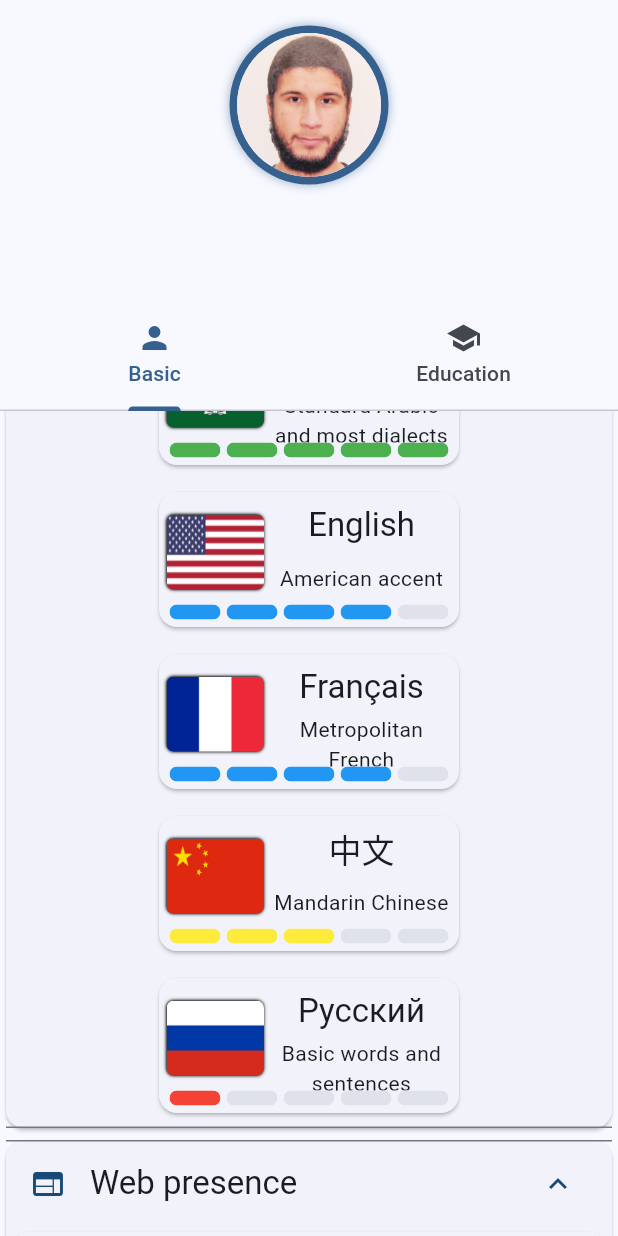
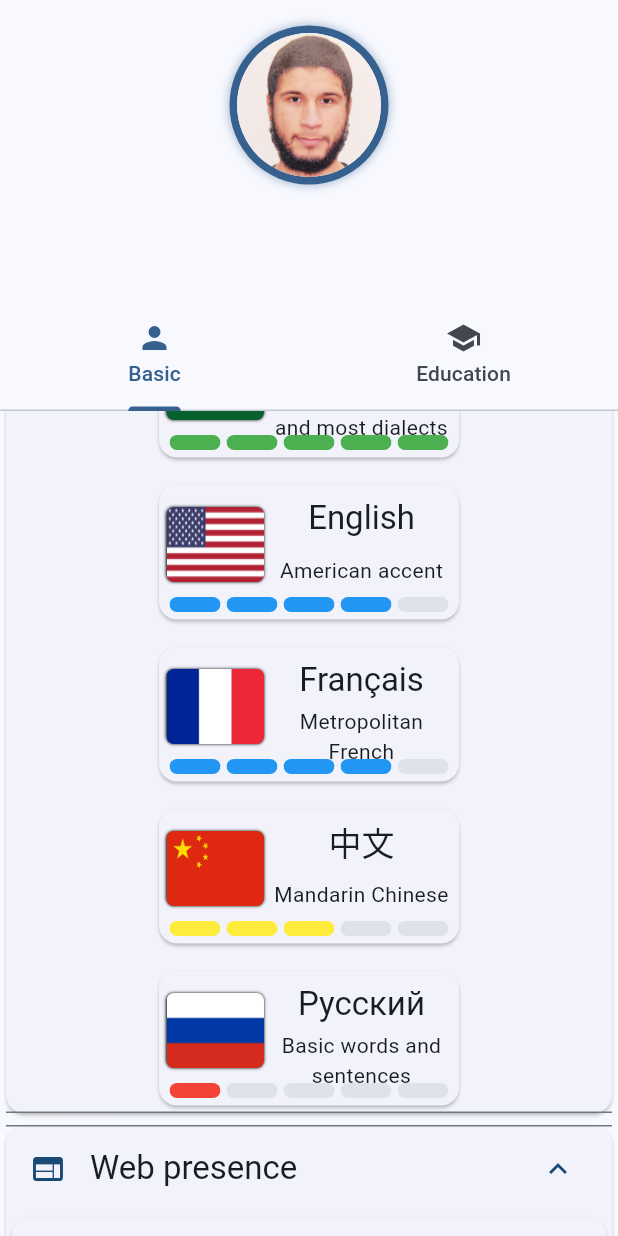
Before and after one commit to Hamza5/InteractiveCV, a Flutter app: the screen it shows after launch, scrolled down 576 dp, on a phone screen of 412 x 824 dp. Run offline on Flutter 3.47's test engine with Material 3 defaults, Android fonts, the phone set to English and light mode, and no system bars; drawn by our look-alikes of step_progress_indicator; our stand-ins replace flutter_map, font_awesome_flutter, latlong2; missing offline and left inert: easy_image_viewer, flutter_map_cancellable_tile_provider.

Commit message:
Remove some unused code.

```diff
--- a/lib/main.dart
+++ b/lib/main.dart
@@ -86,13 +86,10 @@ class MainPage extends StatelessWidget {
           tabs: [for (var i=0; i<tabTitles.length; i++) Tab(text: tabTitles[i], icon: Icon(tabIcons[i]),)],
         ),
       ),
-      body: TabBarView(
+      body: const TabBarView(
         children: [
-          const BasicInfoView(),
-          EducationView(
-            logos: universityLogos.map((e) => Image.asset(e).image).toList(growable: false), specialities: specialities,
-            institutions: universityNames, years: studyYears
-          ),
+          BasicInfoView(),
+          EducationView(),
         ],
       ),
     );
@@ -103,8 +100,7 @@ class BasicInfoItem extends StatelessWidget {
   final IconData icon;
   final String text;
   final Uri? url;
-  final String? trailing;
-  const BasicInfoItem({super.key, required this.icon, required this.text, this.url, this.trailing});
+  const BasicInfoItem({super.key, required this.icon, required this.text, this.url});
 
   @override
   Widget build(BuildContext context) {
@@ -112,7 +108,6 @@ class BasicInfoItem extends StatelessWidget {
         child: ListTile(
           leading: FaIcon(icon),
           title: Text(text),
-          trailing: trailing != null ? Text(trailing!) : null,
           onTap: url != null ? () => launchUrl(url!) : null,
         )
     );
@@ -123,7 +118,8 @@ class SectionTile extends StatelessWidget {
   final IconData icon;
   final String text;
   final List<Widget> items;
-  const SectionTile({super.key, required this.icon, required this.text, required this.items});
+  final bool wrapped;
+  const SectionTile({super.key, required this.icon, required this.text, required this.items, this.wrapped = false});
 
   @override
   Widget build(BuildContext context) {
@@ -133,7 +129,9 @@ class SectionTile extends StatelessWidget {
         title: Text(text, style: Theme.of(context).textTheme.titleLarge),
         iconColor: Theme.of(context).colorScheme.onPrimaryContainer,
         initiallyExpanded: true,
-        children: items,
+        children: wrapped ?
+        [Wrap(spacing: 10, runSpacing: 10, alignment: WrapAlignment.center, children: items)] :
+        items,
       ),
     );
   }
@@ -262,7 +260,6 @@ class LanguageItem extends StatelessWidget {
   }
 }
 
-
 class BasicInfoView extends StatelessWidget {
 
   const BasicInfoView({super.key});
@@ -289,13 +286,6 @@ class BasicInfoView extends StatelessWidget {
         SectionTile(
           icon: Icons.language, text: 'Spoken languages',
           items: [
-            Padding(
-              padding: const EdgeInsets.all(5),
-              child: Wrap(
-                spacing: 10,
-                runSpacing: 10,
-                alignment: WrapAlignment.center,
-                children: [
             LanguageItem(
               flag: Image.asset('images/arab-league.png').image, name: 'العَرَبِيَّة',
               description: 'Standard Arabic and most dialects',
@@ -316,11 +306,9 @@ class BasicInfoView extends StatelessWidget {
             LanguageItem(
               flag: Image.asset('images/russia.png').image, name: 'Русский',
               description: 'Basic words and sentences', progress: 0.1,
-                  ),
-                ],
-              ),
             )
           ],
+          wrapped: true,
         ),
         SectionTile(icon: Icons.web, text: 'Web presence',
             items: [
@@ -367,11 +355,11 @@ class InstitutionItem extends StatelessWidget {
   }
 }
 
-class StudyItem extends StatelessWidget {
+class ExperienceItem extends StatelessWidget {
   final String title;
   final String trailing;
   final List<Widget> items;
-  const StudyItem({super.key, required this.title, required this.trailing, this.items = const []});
+  const ExperienceItem({super.key, required this.title, required this.trailing, this.items = const []});
 
   @override
   Widget build(BuildContext context) {
@@ -392,7 +380,7 @@ class CertificationList extends StatelessWidget {
   @override
   Widget build(BuildContext context) {
     return Wrap(
-      alignment: WrapAlignment.spaceEvenly,
+      alignment: WrapAlignment.center,
       spacing: 10,
       runSpacing: 10,
       children: [
@@ -415,13 +403,7 @@ class CertificationList extends StatelessWidget {
 }
 
 class EducationView extends StatelessWidget {
-  final List<ImageProvider> logos;
-  final List<String> specialities;
-  final List<String> institutions;
-  final List<String> years;
-  const EducationView({
-    super.key, required this.logos, required this.specialities, required this.institutions, required this.years
-  });
+  const EducationView({super.key});
 
   @override
   Widget build(BuildContext context) {
@@ -430,8 +412,8 @@ class EducationView extends StatelessWidget {
         InstitutionItem(
             logo: Image.asset(university1Logo).image, title: university1, url: Uri.parse(university1Url),
             items: [
-              StudyItem(
-                title: specialities[0], trailing: years[0],
+              ExperienceItem(
+                title: specialities[0], trailing: studyYears[0],
                 items: [
                   CertificationList(
                       certifications: [
@@ -440,8 +422,8 @@ class EducationView extends StatelessWidget {
                   )
                 ],
               ),
-              StudyItem(
-                title: specialities[1], trailing: years[1],
+              ExperienceItem(
+                title: specialities[1], trailing: studyYears[1],
                 items: [
                   CertificationList(
                     certifications: [
@@ -455,15 +437,15 @@ class EducationView extends StatelessWidget {
         InstitutionItem(
             logo: Image.asset(university2Logo).image, title: university2, url: Uri.parse(university2Url),
             items: [
-              StudyItem(title: specialities[2], trailing: years[2]),
-              StudyItem(title: specialities[3], trailing: years[3])
+              ExperienceItem(title: specialities[2], trailing: studyYears[2]),
+              ExperienceItem(title: specialities[3], trailing: studyYears[3])
             ]
         ),
         InstitutionItem(
           logo: Image.asset(institution3Logo).image, title: institution3, url: Uri.parse(institution3Url),
           items: [
-            StudyItem(
-              title: specialities[4], trailing: years[4],
+            ExperienceItem(
+              title: specialities[4], trailing: studyYears[4],
               items: [CertificationList(certifications: [Image.asset(institution3Certification).image])],
             )
           ],
```
Lines whose indentation alone changed are shown as unchanged.
